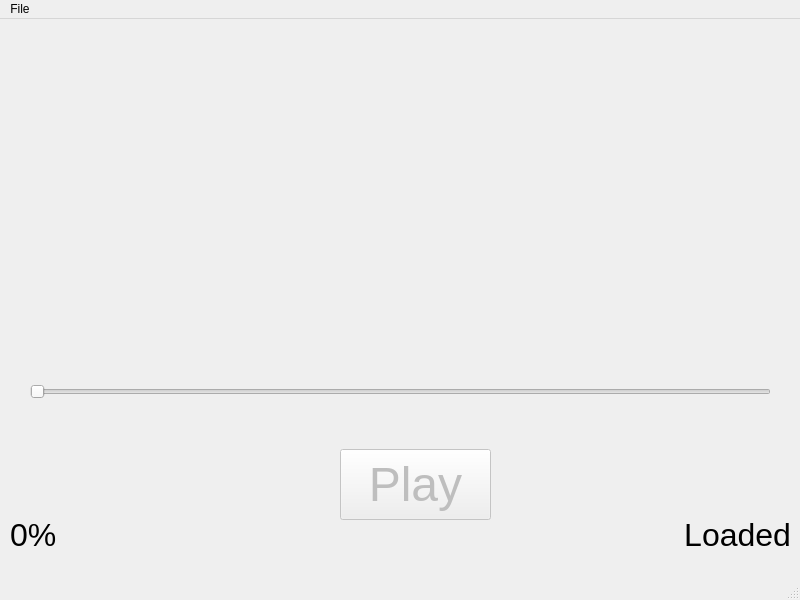
hackpulsar/kvk-audio-player, file forms/mainwindow.ui: the form before one commit.
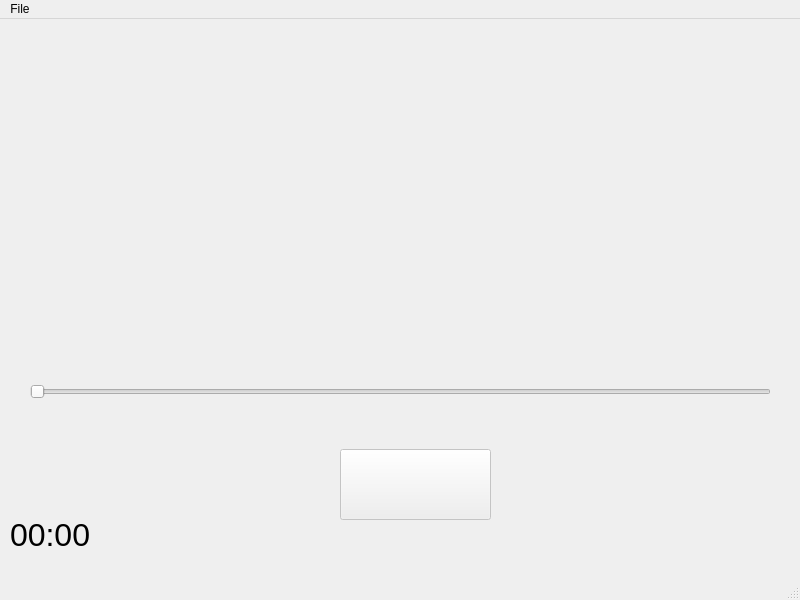
The form after the commit.

Commit message: changed play button icon, implemented time rendering, added 'about' section

The edit to the form file:
```diff
--- a/forms/mainwindow.ui
+++ b/forms/mainwindow.ui
@@ -31,32 +31,14 @@
       <pointsize>36</pointsize>
      </font>
     </property>
-    <property name="text">
-     <string>Play</string>
+    <property name="autoFillBackground">
+     <bool>false</bool>
     </property>
-   </widget>
-   <widget class="QLabel" name="statusLabel">
-    <property name="geometry">
-     <rect>
-      <x>660</x>
-      <y>500</y>
-      <width>131</width>
-      <height>31</height>
-     </rect>
+    <property name="styleSheet">
+     <string notr="true"/>
     </property>
-    <property name="font">
-     <font>
-      <pointsize>24</pointsize>
-     </font>
-    </property>
-    <property name="layoutDirection">
-     <enum>Qt::LeftToRight</enum>
-    </property>
     <property name="text">
-     <string>Loaded</string>
-    </property>
-    <property name="alignment">
-     <set>Qt::AlignRight|Qt::AlignTrailing|Qt::AlignVCenter</set>
+     <string/>
     </property>
    </widget>
    <widget class="QLabel" name="elapsedLabel">
@@ -77,7 +59,7 @@
      <enum>Qt::LeftToRight</enum>
     </property>
     <property name="text">
-     <string>0%</string>
+     <string>00:00</string>
     </property>
     <property name="alignment">
      <set>Qt::AlignLeading|Qt::AlignLeft|Qt::AlignVCenter</set>
```
Left out of the diff: 22 changed lines with no effect on the pictures. The commit also changes 58 other files.
